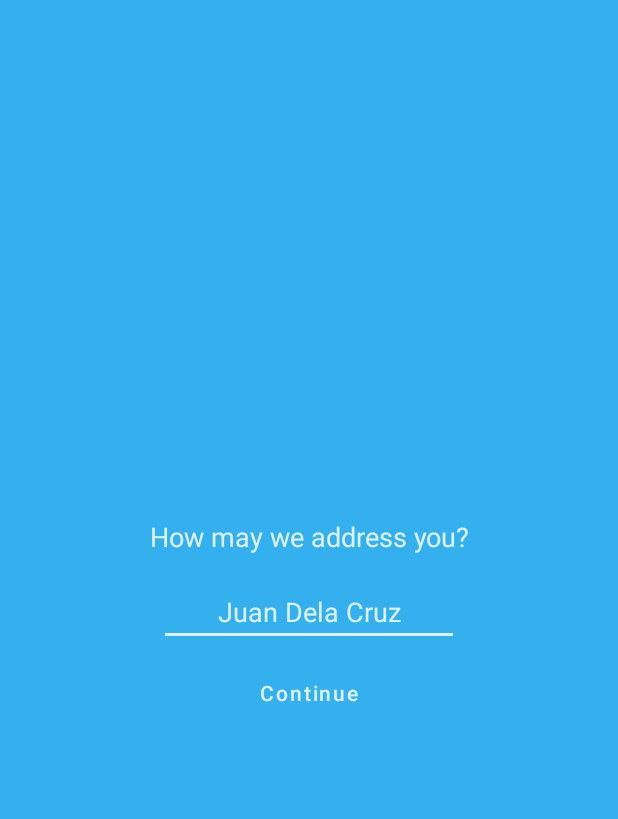
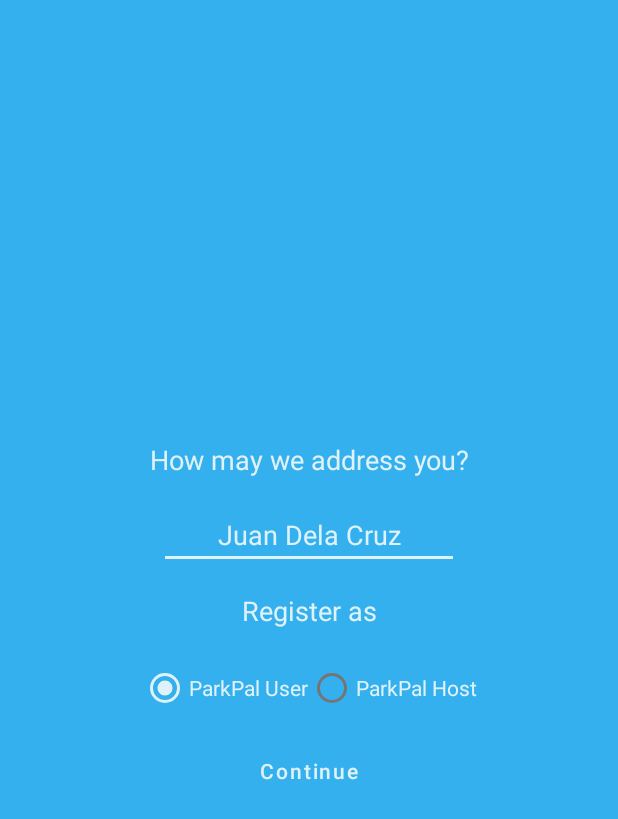
Before and after one commit to patpscl/caps2, an Android app: the GetNameActivity screen opened directly, with no data from a screen before it, on a phone screen of 412 x 824 dp. Shown: the top 819 px of the screen. Run offline under Robolectric (Android 15) with nearby library versions, the phone set to English and light mode, and no system bars; our stand-ins replace Firebase (no records; nobody signed in at launch, a user with empty details on screens opened directly).

Commit message:
may pinalit si bryan sa act recog added user role -patrick

```diff
--- a/app/src/main/java/com/parkpal/GetNameActivity.java
+++ b/app/src/main/java/com/parkpal/GetNameActivity.java
@@ -14,6 +14,8 @@ import android.view.View;
 import android.view.ViewGroup;
 import android.widget.Button;
 import android.widget.EditText;
+import android.widget.RadioButton;
+import android.widget.RadioGroup;
 import android.widget.TextView;
 import android.widget.Toast;
 
@@ -37,20 +39,26 @@ public class GetNameActivity extends AppCompatActivity {
 
     private EditText addUserName;
     private Button buttonSetUserName;
-
+    private RadioButton user;
+    private RadioButton host;
     private  DatabaseReference databaseUser;
-
+    private Intent intent;
 
     @Override
     protected void onCreate(Bundle savedInstanceState) {
         super.onCreate(savedInstanceState);
         setContentView(R.layout.activity_get_name);
 
+
+
         databaseUser = FirebaseDatabase.getInstance().getReference("users");
 
+        user = findViewById(R.id.user);
+        host = findViewById(R.id.host);
 
         addUserName = findViewById(R.id.field_verification_code);
         buttonSetUserName = findViewById(R.id.button_submit_name);
+
 
         buttonSetUserName.setOnClickListener(new View.OnClickListener() {
             @Override
@@ -62,11 +70,27 @@ public class GetNameActivity extends AppCompatActivity {
 
     private void addName(){
         String tempName = addUserName.getText().toString().trim();
-        String s = getIntent().getStringExtra("SESSION_USER_ID");
+        String uid = getIntent().getStringExtra("SESSION_USER_ID");
+        String contact = getIntent().getStringExtra("SESSION_CONTACT");
+
+        SharedPreferences mPreferences;
+
+
         if(!TextUtils.isEmpty(tempName)){
-            databaseUser.child(s).child("name").setValue(tempName);
+            mPreferences = getSharedPreferences("User", MODE_PRIVATE);
+            SharedPreferences.Editor editor = mPreferences.edit();
+            editor.putString("saveuserid", uid);
+            editor.commit();
 
-            Intent intent = new Intent(GetNameActivity.this,DrawerActivity.class);
+            databaseUser.child(uid).setValue("true");
+            databaseUser.child(uid).child("contact").setValue(contact);
+            databaseUser.child(uid).child("name").setValue(tempName);
+            databaseUser.child(uid).child("role").setValue(((user.isChecked()) ? "User" : "Host"));
+
+            if(user.isChecked()){
+                intent = new Intent(GetNameActivity.this,DrawerActivity.class);
+            }
+
             startActivity(intent);
             finish();
 
--- a/app/src/main/res/layout/activity_get_name.xml
+++ b/app/src/main/res/layout/activity_get_name.xml
@@ -44,6 +44,35 @@ android:orientation="vertical"
             android:inputType="textPersonName"
             />
 
+        <TextView
+            android:id="@+id/nameLabel2"
+            android:layout_width="match_parent"
+            android:layout_height="wrap_content"
+            android:padding="15dp"
+            android:text="Register as"
+            android:textAlignment="center"
+            android:textAppearance="@style/Base.TextAppearance.AppCompat.Medium"
+            android:textColor="@color/colorAccent" />
+
+        <RadioGroup xmlns:android="http://schemas.android.com/apk/res/android"
+            android:layout_width="match_parent"
+            android:layout_height="wrap_content"
+            android:id="@+id/radioRole"
+            android:gravity="center_horizontal"
+            android:checkedButton="@+id/user"
+            android:orientation="horizontal">
+            <RadioButton android:id="@+id/user"
+                android:layout_width="wrap_content"
+                android:layout_height="wrap_content"
+                android:textColor="@color/colorAccent"
+                android:text="ParkPal User"/>
+            <RadioButton android:id="@+id/host"
+                android:layout_width="wrap_content"
+                android:layout_height="wrap_content"
+                android:textColor="@color/colorAccent"
+                android:text="ParkPal Host"/>
+        </RadioGroup>
+
         <Button
             android:id="@+id/button_submit_name"
             android:layout_width="match_parent"
```
Also changed, not shown: app/src/main/java/com/parkpal/MapFragment.java (+30 -44 lines), app/src/main/java/com/parkpal/PhoneAuthActivity.java (+16 -11 lines).
